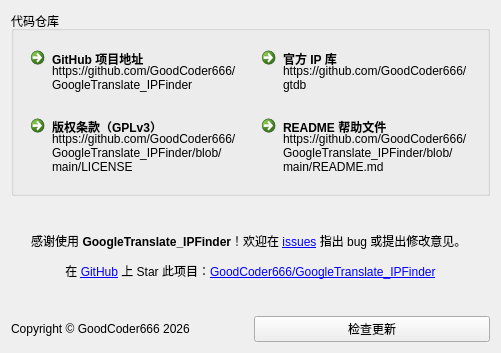
Old version of the form resources/ui/dlgAbout.ui in the repository GoodCoder666/GoogleTranslate_IPFinder.
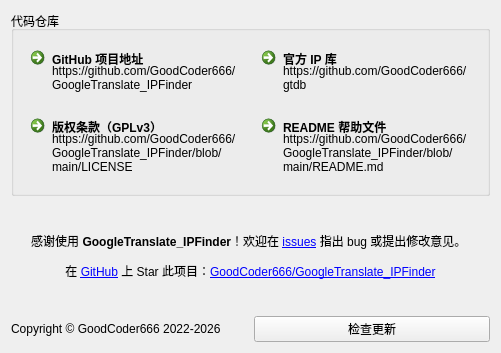
New version of the form.

Commit message: chore: update copyright info

```diff
--- a/resources/ui/dlgAbout.ui
+++ b/resources/ui/dlgAbout.ui
@@ -73,7 +73,7 @@
    <item row="3" column="0">
     <widget class="QLabel" name="labCopyright">
      <property name="text">
-      <string>Copyright © GoodCoder666 2026</string>
+      <string>Copyright © GoodCoder666 2022-2026</string>
      </property>
     </widget>
    </item>
```
The commit also changes 4 other files.
